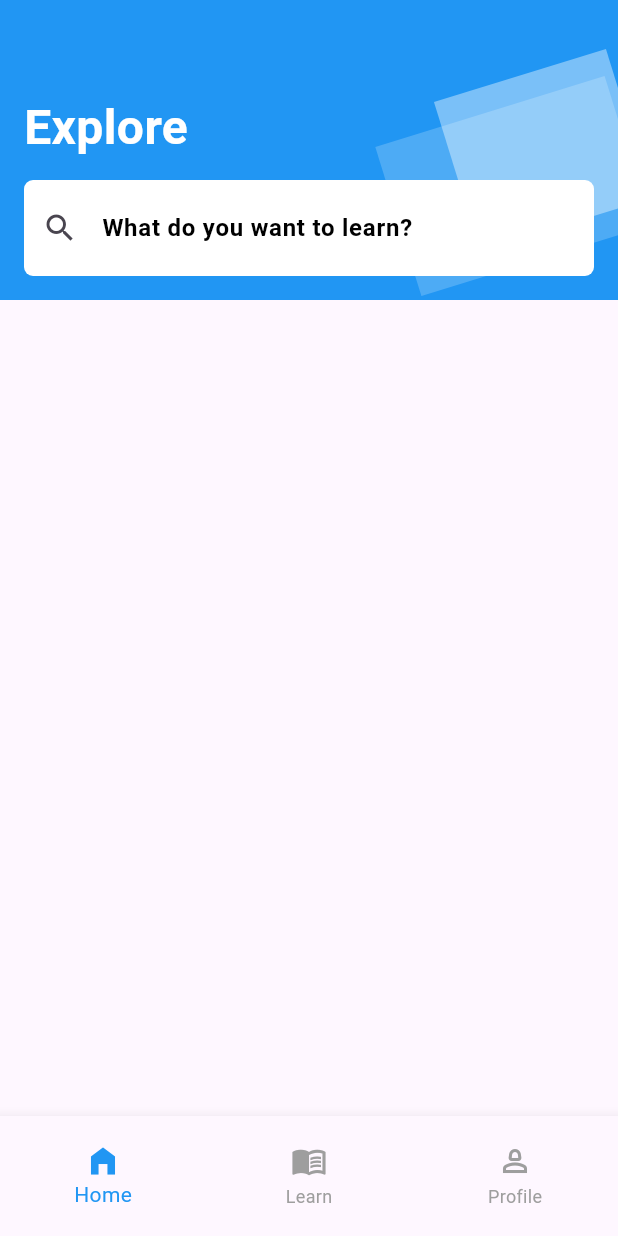
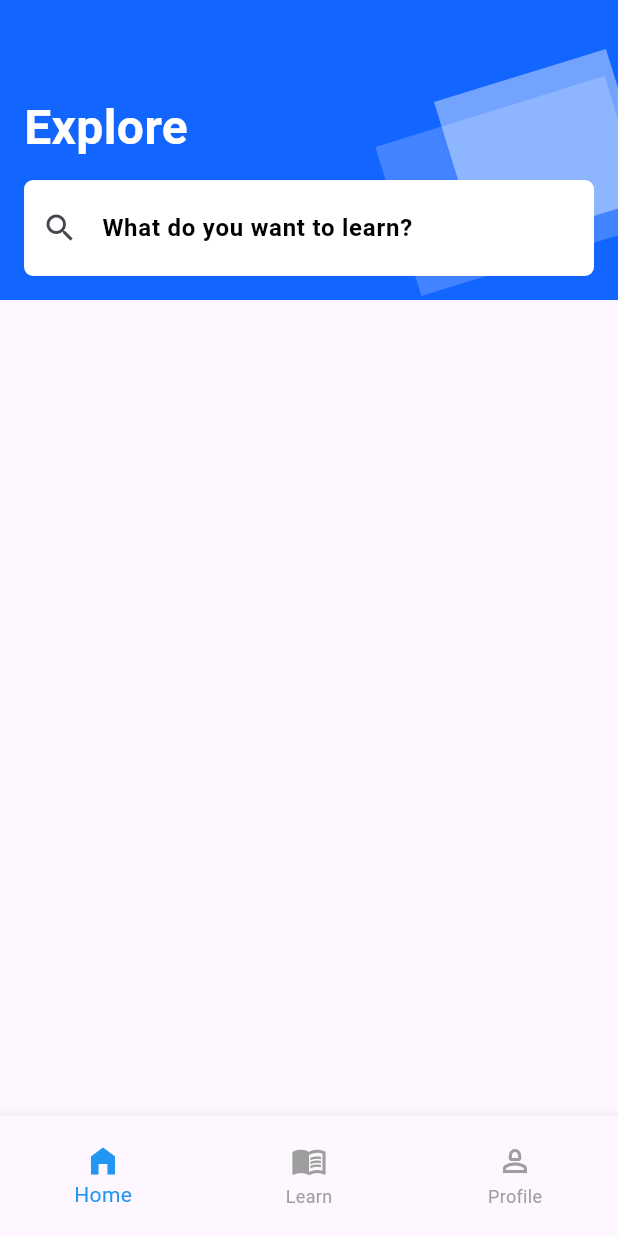
Before and after one commit to JAICHANGPARK/flutter_notebook_chapter_43, a Flutter app: the ELearningHomePage screen opened directly, on a phone screen of 412 x 824 dp. Run offline on Flutter 3.47's test engine with Material 3 defaults, Android fonts, the phone set to English and light mode, and no system bars.

Commit message:
Update e_learning_home_page.dart

```diff
--- a/lib/ep2151_e_learning_app/views/e_learning_home_page.dart
+++ b/lib/ep2151_e_learning_app/views/e_learning_home_page.dart
@@ -17,7 +17,7 @@ class _ELearningHomePageState extends State<ELearningHomePage> {
           Container(
             height: 200,
             decoration: BoxDecoration(
-              color: Colors.blue,
+              color: Color.fromRGBO(19, 101, 255, 1),
             ),
             child: Stack(
               children: [
```
